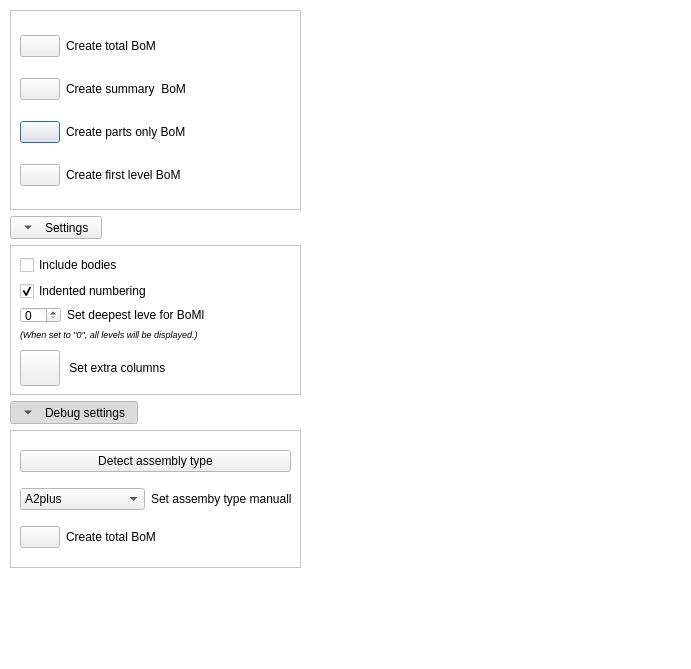
The window that Resources/UI/BoM_Panel.ui (APEbbers/BillOfMaterials-WB) describes before a commit, drawn with Qt 5.
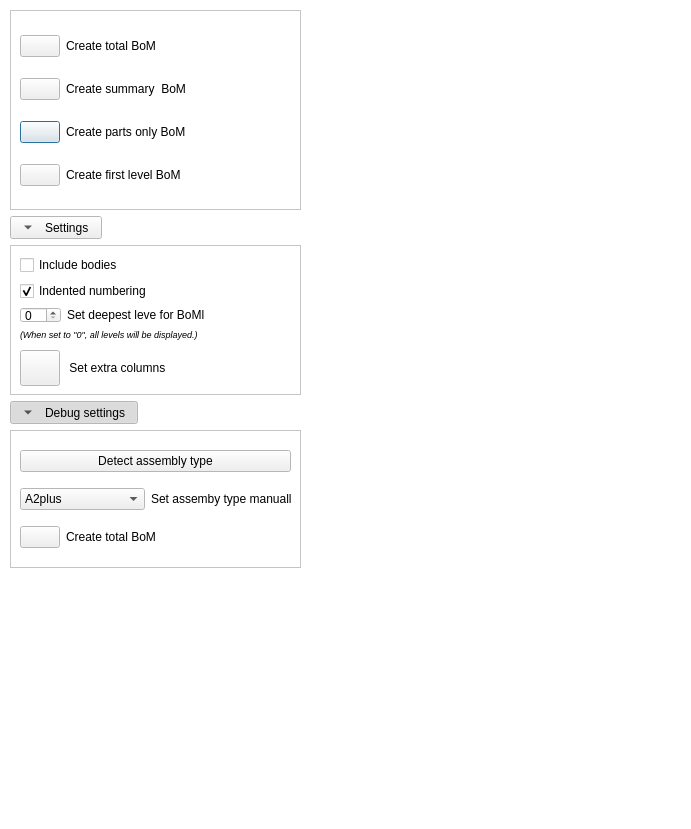
The same window after the commit. Icons and pictures are not drawn.

Commit message: Fix icons in panel + cleanup toolbars

```diff
--- a/Resources/UI/BoM_Panel.ui
+++ b/Resources/UI/BoM_Panel.ui
@@ -7,7 +7,7 @@
     <x>0</x>
     <y>0</y>
     <width>691</width>
-    <height>669</height>
+    <height>829</height>
    </rect>
   </property>
   <property name="sizePolicy">
```
The commit also changes 3 other files.
